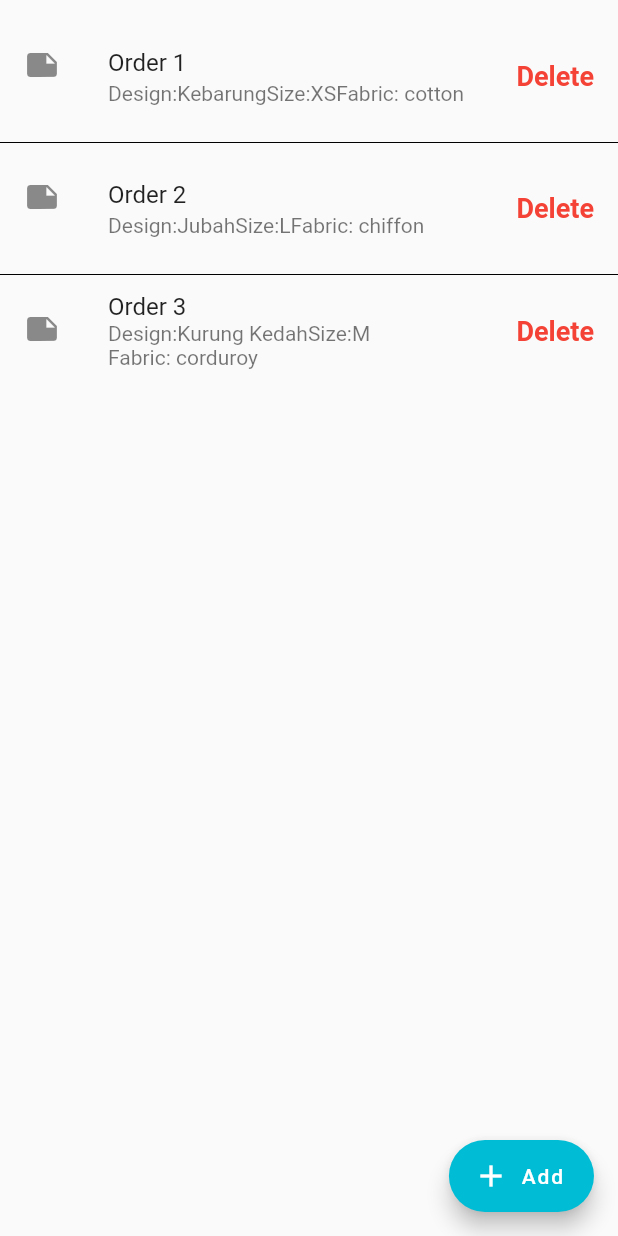
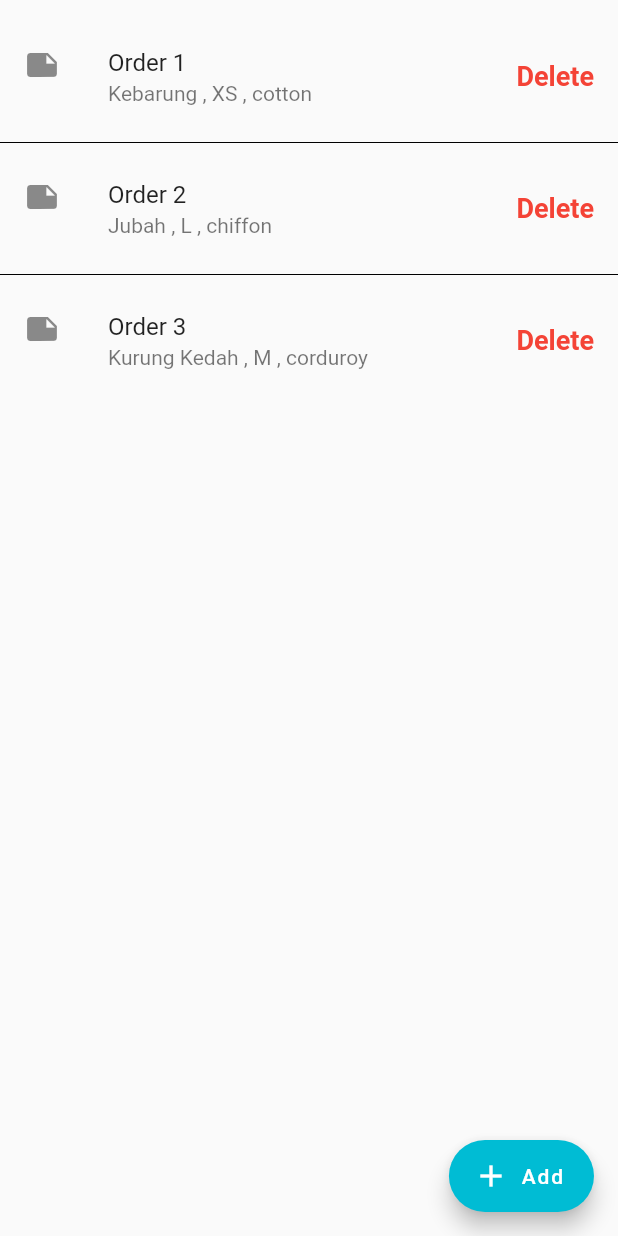
Before and after one commit to nurhafizahshukri/eazeetailor_frontend, a Flutter app: the OrderScreen screen opened directly, on a phone screen of 412 x 824 dp. Run offline on Flutter 3.47's test engine with Material 2 defaults, Android fonts, the phone set to English and light mode, and no system bars; our stand-ins replace carousel_slider, datetime_picker_formfield, fluttertoast; missing offline and left inert: keyboard_visibility.

Commit message:
details of OrderScreen

```diff
--- a/eazeetailor/lib/MainScreens/OrderScreen.dart
+++ b/eazeetailor/lib/MainScreens/OrderScreen.dart
@@ -26,9 +26,10 @@ class _OrderScreenState extends State<OrderScreen> {
               title: Text('Order ${index + 1}'),
               subtitle: Wrap(
                 children: <Widget>[
-                  Text('Design:' + widget.orderDetails[index].design.toString(),),
-                  Text('Size:'  + widget.orderDetails[index].size.toString(),),
-                  Text('Fabric: ' + widget.orderDetails[index].fabric.toString(),)
+                  Container(),
+                  Text( widget.orderDetails[index].design.toString(),),
+                  Text(' , '  + widget.orderDetails[index].size.toString(),),
+                  Text(' , ' + widget.orderDetails[index].fabric.toString(),)
                 ],
               ),
 
```
